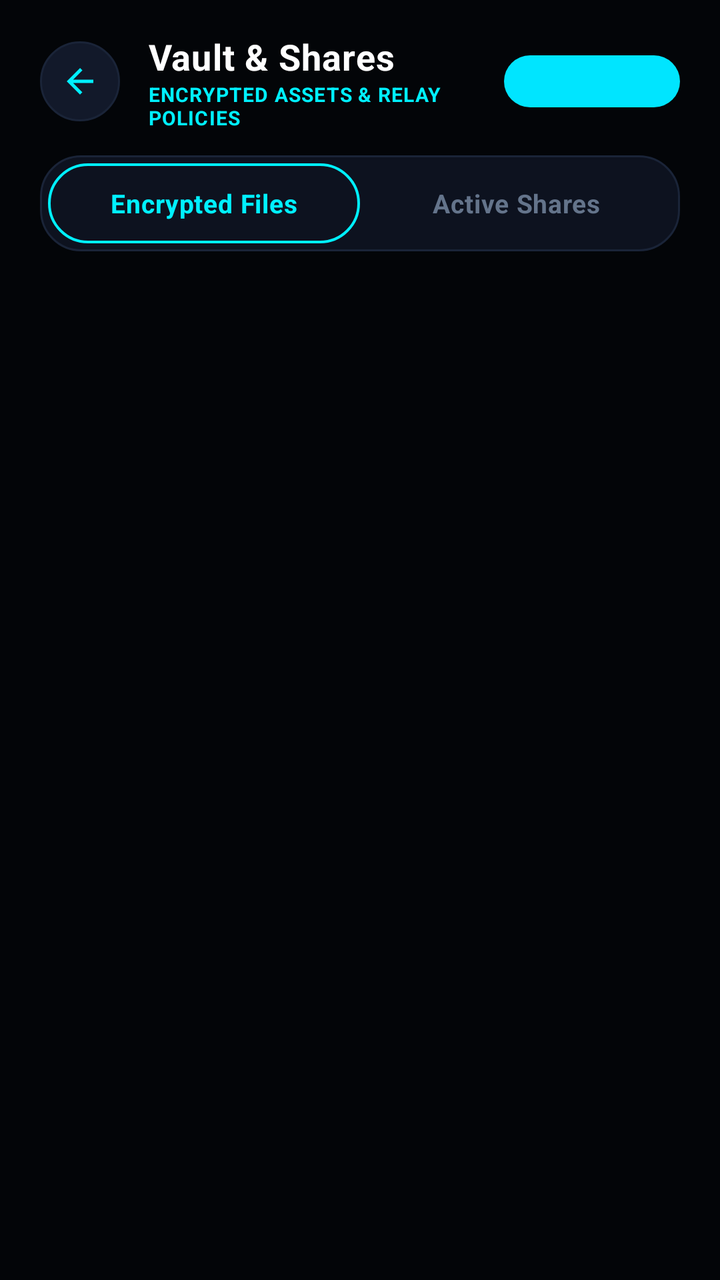
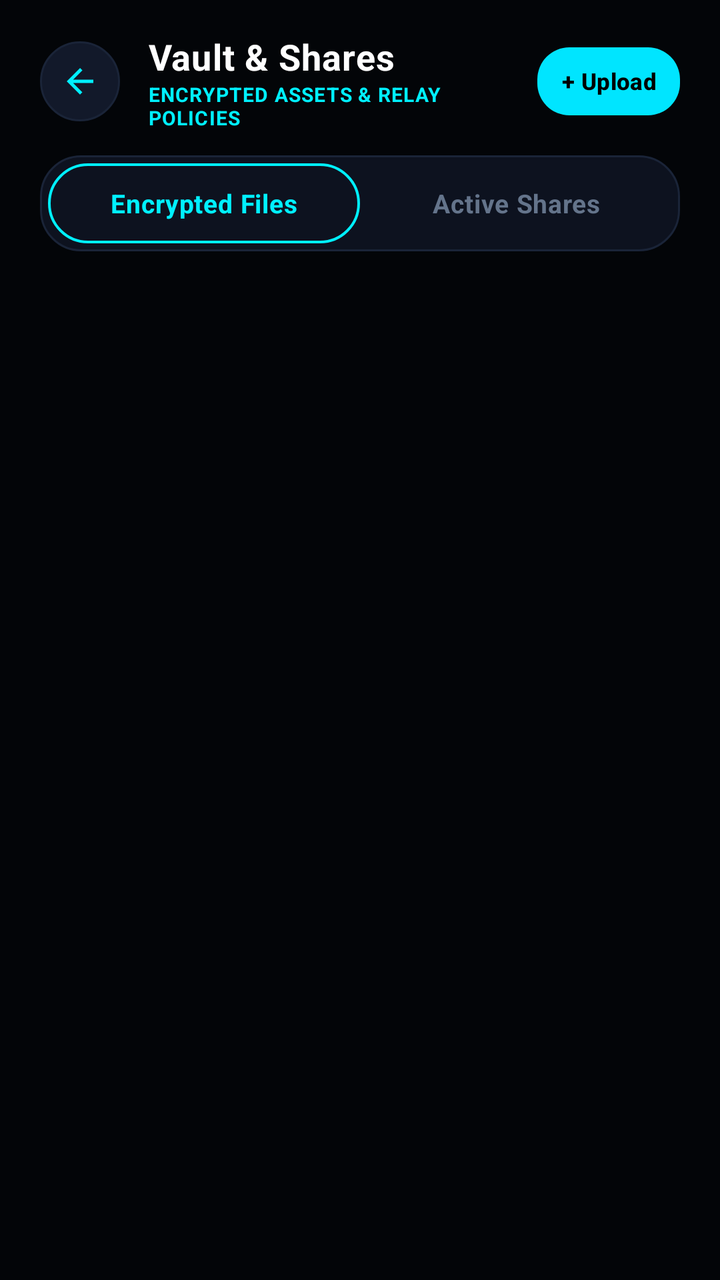

Before-and-after screenshots of an Android layout around one commit, followed by the original layout XML and the change that was made.
<!-- AndroidManifest.xml: application theme Theme.SecureDrop -->
<!-- res/layout/activity_my_files.xml -->
<?xml version="1.0" encoding="utf-8"?>
<LinearLayout xmlns:android="http://schemas.android.com/apk/res/android"
    xmlns:app="http://schemas.android.com/apk/res-auto"
    android:layout_width="match_parent"
    android:layout_height="match_parent"
    android:background="@color/bg_dark"
    android:orientation="vertical">

    
    <LinearLayout
        android:layout_width="match_parent"
        android:layout_height="wrap_content"
        android:gravity="center_vertical"
        android:orientation="horizontal"
        android:paddingStart="20dp"
        android:paddingTop="16dp"
        android:paddingEnd="20dp"
        android:paddingBottom="12dp">

        <ImageView
            android:id="@+id/btnBack"
            android:layout_width="40dp"
            android:layout_height="40dp"
            android:background="@drawable/bg_circle_icon_button"
            android:contentDescription="Navigate Back"
            android:padding="10dp"
            android:src="@drawable/ic_arrow_back"
            app:tint="@color/brand_accent" />

        <LinearLayout
            android:layout_width="0dp"
            android:layout_height="wrap_content"
            android:layout_marginStart="14dp"
            android:layout_weight="1"
            android:orientation="vertical">

            <TextView
                android:layout_width="wrap_content"
                android:layout_height="wrap_content"
                android:letterSpacing="0.02"
                android:text="Vault &amp; Shares"
                android:textColor="@color/text_primary"
                android:textSize="18sp"
                android:textStyle="bold" />

            <TextView
                android:layout_width="wrap_content"
                android:layout_height="wrap_content"
                android:letterSpacing="0.04"
                android:text="ENCRYPTED ASSETS &amp; RELAY POLICIES"
                android:textColor="@color/brand_accent"
                android:textSize="10sp"
                android:textStyle="bold" />
        </LinearLayout>

        <com.google.android.material.button.MaterialButton
            android:id="@+id/btnNewUpload"
            style="@style/SecureDropButton"
            android:layout_width="wrap_content"
            android:layout_height="38dp"
            android:paddingStart="16dp"
            android:paddingEnd="16dp"
            android:text="+ Upload"
            android:textSize="12sp"
            app:cornerRadius="20dp" />
    </LinearLayout>

    
    <LinearLayout
        android:layout_width="match_parent"
        android:layout_height="48dp"
        android:layout_marginStart="20dp"
        android:layout_marginEnd="20dp"
        android:layout_marginBottom="14dp"
        android:background="@drawable/bg_card_cyber"
        android:orientation="horizontal"
        android:padding="4dp">

        <TextView
            android:id="@+id/tabFiles"
            android:layout_width="0dp"
            android:layout_height="match_parent"
            android:layout_weight="1"
            android:background="@drawable/bg_card_cyber_accent"
            android:gravity="center"
            android:letterSpacing="0.02"
            android:text="Encrypted Files"
            android:textColor="@color/brand_accent"
            android:textSize="13sp"
            android:textStyle="bold" />

        <TextView
            android:id="@+id/tabShares"
            android:layout_width="0dp"
            android:layout_height="match_parent"
            android:layout_weight="1"
            android:gravity="center"
            android:letterSpacing="0.02"
            android:text="Active Shares"
            android:textColor="@color/text_muted"
            android:textSize="13sp"
            android:textStyle="bold" />
    </LinearLayout>

    
    <FrameLayout
        android:layout_width="match_parent"
        android:layout_height="0dp"
        android:layout_weight="1"
        android:paddingStart="20dp"
        android:paddingEnd="20dp">

        <androidx.recyclerview.widget.RecyclerView
            android:id="@+id/rvFiles"
            android:layout_width="match_parent"
            android:layout_height="match_parent"
            android:clipToPadding="false"
            android:overScrollMode="never"
            android:paddingBottom="16dp" />

        <androidx.recyclerview.widget.RecyclerView
            android:id="@+id/rvShares"
            android:layout_width="match_parent"
            android:layout_height="match_parent"
            android:clipToPadding="false"
            android:overScrollMode="never"
            android:paddingBottom="16dp"
            android:visibility="gone" />

        <TextView
            android:id="@+id/tvEmptyState"
            android:layout_width="match_parent"
            android:layout_height="wrap_content"
            android:layout_gravity="center"
            android:background="@drawable/bg_card_cyber"
            android:gravity="center"
            android:lineSpacingExtra="4dp"
            android:padding="36dp"
            android:text="No items found in this section.\nEncrypt and upload documents to get started."
            android:textColor="@color/text_muted"
            android:textSize="13sp"
            android:visibility="gone" />
    </FrameLayout>
</LinearLayout>
<!-- resources referenced by this layout -->
<resources>
  <color name="bg_dark">#030508</color>
  <color name="brand_accent">#00F0FF</color>
  <color name="text_muted">#64748B</color>
  <color name="text_primary">#FFFFFF</color>
  <!-- drawable bg_card_cyber (drawable) -->
  <?xml version="1.0" encoding="utf-8"?>
  <shape xmlns:android="http://schemas.android.com/apk/res/android"
      android:shape="rectangle">
      <solid android:color="@color/bg_surface_card" />
      <corners android:radius="20dp" />
      <stroke
          android:width="1dp"
          android:color="@color/border_subtle" />
  </shape>
  <!-- drawable bg_card_cyber_accent (drawable) -->
  <?xml version="1.0" encoding="utf-8"?>
  <shape xmlns:android="http://schemas.android.com/apk/res/android"
      android:shape="rectangle">
      <solid android:color="@color/bg_surface_card" />
      <corners android:radius="20dp" />
      <stroke
          android:width="1.2dp"
          android:color="@color/border_active" />
  </shape>
  <!-- drawable ic_arrow_back (drawable) -->
  <?xml version="1.0" encoding="utf-8"?>
  <vector xmlns:android="http://schemas.android.com/apk/res/android"
      android:width="24dp"
      android:height="24dp"
      android:viewportWidth="24"
      android:viewportHeight="24">
      <path
          android:fillColor="#FFFFFFFF"
          android:pathData="M20,11H7.83l5.59,-5.59L12,4l-8,8 8,8 1.41,-1.41L7.83,13H20v-2z"/>
  </vector>
  <style name="SecureDropButton" parent="Widget.MaterialComponents.Button">
          <item name="cornerRadius">24dp</item>
          <item name="android:textAllCaps">false</item>
          <item name="android:textStyle">bold</item>
          <item name="android:paddingTop">14dp</item>
          <item name="android:paddingBottom">14dp</item>
          <item name="backgroundTint">@color/brand_primary</item>
          <item name="android:textColor">@color/black</item>
          <item name="android:letterSpacing">0.03</item>
      </style>
  <style name="Theme.SecureDrop" parent="Theme.MaterialComponents.DayNight.NoActionBar">
          
          <item name="colorPrimary">@color/brand_primary</item>
          <item name="colorPrimaryVariant">@color/brand_primary_variant</item>
          <item name="colorOnPrimary">@color/black</item>
          
          <item name="colorSecondary">@color/brand_accent</item>
          <item name="colorSecondaryVariant">@color/brand_accent</item>
          <item name="colorOnSecondary">@color/black</item>
          
          <item name="android:statusBarColor">@color/bg_dark</item>
          <item name="android:navigationBarColor">@color/bg_dark</item>
          <item name="android:windowBackground">@color/bg_dark</item>
          <item name="android:windowLightStatusBar">false</item>
      </style>
  <color name="bg_surface_card">#0D121F</color>
  <color name="border_subtle">#1A2438</color>
  <color name="border_active">#00F0FF</color>
  <color name="brand_accent_glow">#4000F0FF</color>
  <color name="bg_surface_elevated">#12192A</color>
  <color name="brand_primary">#00E5FF</color>
  <color name="black">#000000</color>
  <color name="brand_primary_variant">#00B0FF</color>
  <!-- unchanged entries left out for length: 1 -->
</resources>

<!-- the commit's change to res/layout/activity_my_files.xml (unified diff, before → after) -->
@@ -4,6 +4,7 @@
     android:layout_width="match_parent"
     android:layout_height="match_parent"
     android:background="@color/bg_dark"
+    android:fitsSystemWindows="true"
     android:orientation="vertical">
 
     
@@ -55,14 +56,13 @@
 
         <com.google.android.material.button.MaterialButton
             android:id="@+id/btnNewUpload"
-            style="@style/SecureDropButton"
+            style="@style/SecureDropButton.Compact"
             android:layout_width="wrap_content"
-            android:layout_height="38dp"
-            android:paddingStart="16dp"
-            android:paddingEnd="16dp"
+            android:layout_height="34dp"
+            android:paddingStart="12dp"
+            android:paddingEnd="12dp"
             android:text="+ Upload"
-            android:textSize="12sp"
-            app:cornerRadius="20dp" />
+            android:textSize="11.5sp" />
     </LinearLayout>
 
     
<!-- resource entries referenced after the edit -->
@@ -35,15 +35,29 @@
           android:fillColor="#FFFFFFFF"
           android:pathData="M20,11H7.83l5.59,-5.59L12,4l-8,8 8,8 1.41,-1.41L7.83,13H20v-2z"/>
   </vector>
-  <style name="SecureDropButton" parent="Widget.MaterialComponents.Button">
-          <item name="cornerRadius">24dp</item>
+  <style name="SecureDropButton.Compact" parent="Widget.MaterialComponents.Button">
+          <item name="android:insetTop">0dp</item>
+          <item name="android:insetBottom">0dp</item>
+          <item name="android:insetLeft">0dp</item>
+          <item name="android:insetRight">0dp</item>
+          <item name="android:minHeight">32dp</item>
+          <item name="android:minWidth">0dp</item>
+          <item name="cornerRadius">16dp</item>
           <item name="android:textAllCaps">false</item>
           <item name="android:textStyle">bold</item>
-          <item name="android:paddingTop">14dp</item>
-          <item name="android:paddingBottom">14dp</item>
+          <item name="android:paddingTop">4dp</item>
+          <item name="android:paddingBottom">4dp</item>
+          <item name="android:paddingStart">12dp</item>
+          <item name="android:paddingEnd">12dp</item>
           <item name="backgroundTint">@color/brand_primary</item>
           <item name="android:textColor">@color/black</item>
-          <item name="android:letterSpacing">0.03</item>
+          <item name="android:textSize">11.5sp</item>
+          <item name="android:letterSpacing">0.01</item>
+          <item name="iconGravity">textStart</item>
+          <item name="iconPadding">6dp</item>
+          <item name="rippleColor">#33000000</item>
+          <item name="android:singleLine">true</item>
+          <item name="android:ellipsize">end</item>
       </style>
   <style name="Theme.SecureDrop" parent="Theme.MaterialComponents.DayNight.NoActionBar">
           
@@ -59,6 +73,7 @@
           <item name="android:navigationBarColor">@color/bg_dark</item>
           <item name="android:windowBackground">@color/bg_dark</item>
           <item name="android:windowLightStatusBar">false</item>
+          <item name="android:fitsSystemWindows">true</item>
       </style>
   <color name="bg_surface_card">#0D121F</color>
   <color name="border_subtle">#1A2438</color>
